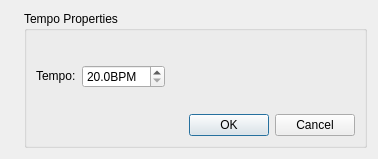
musescore/musescore-old, file mscore/mscore/tempoproperties.ui: the form before one commit.
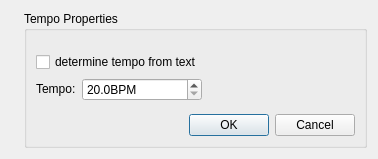
The form after the commit. Icons and pictures are not drawn.

Commit message: determine tempo from text

The edit to the form file:
```diff
--- a/mscore/mscore/tempoproperties.ui
+++ b/mscore/mscore/tempoproperties.ui
@@ -41,33 +41,7 @@
         <bool>false</bool>
        </property>
        <layout class="QGridLayout" name="gridLayout">
-        <item row="0" column="1">
-         <spacer>
-          <property name="orientation">
-           <enum>Qt::Vertical</enum>
-          </property>
-          <property name="sizeHint" stdset="0">
-           <size>
-            <width>20</width>
-            <height>40</height>
-           </size>
-          </property>
-         </spacer>
-        </item>
-        <item row="1" column="0">
-         <widget class="QLabel" name="label">
-          <property name="sizePolicy">
-           <sizepolicy hsizetype="Fixed" vsizetype="Fixed">
-            <horstretch>0</horstretch>
-            <verstretch>0</verstretch>
-           </sizepolicy>
-          </property>
-          <property name="text">
-           <string>Tempo:</string>
-          </property>
-         </widget>
-        </item>
-        <item row="1" column="1">
+        <item row="2" column="1">
          <widget class="QDoubleSpinBox" name="tempo">
           <property name="suffix">
            <string>BPM</string>
@@ -76,14 +50,14 @@
            <number>1</number>
           </property>
           <property name="minimum">
-           <double>20.0</double>
+           <double>20.000000000000000</double>
           </property>
           <property name="maximum">
-           <double>999.0</double>
+           <double>999.000000000000000</double>
           </property>
          </widget>
         </item>
-        <item row="1" column="2">
+        <item row="2" column="2">
          <spacer>
           <property name="orientation">
            <enum>Qt::Horizontal</enum>
@@ -96,20 +70,7 @@
           </property>
          </spacer>
         </item>
-        <item row="2" column="1">
-         <spacer>
-          <property name="orientation">
-           <enum>Qt::Vertical</enum>
-          </property>
-          <property name="sizeHint" stdset="0">
-           <size>
-            <width>20</width>
-            <height>35</height>
-           </size>
-          </property>
-         </spacer>
-        </item>
-        <item row="3" column="0" colspan="3">
+        <item row="4" column="0" colspan="3">
          <widget class="QDialogButtonBox" name="buttonBox">
           <property name="orientation">
            <enum>Qt::Horizontal</enum>
@@ -119,6 +80,58 @@
           </property>
          </widget>
         </item>
+        <item row="3" column="1">
+         <spacer>
+          <property name="orientation">
+           <enum>Qt::Vertical</enum>
+          </property>
+          <property name="sizeHint" stdset="0">
+           <size>
+            <width>20</width>
+            <height>35</height>
+           </size>
+          </property>
+         </spacer>
+        </item>
+        <item row="0" column="1">
+         <spacer>
+          <property name="orientation">
+           <enum>Qt::Vertical</enum>
+          </property>
+          <property name="sizeHint" stdset="0">
+           <size>
+            <width>20</width>
+            <height>40</height>
+           </size>
+          </property>
+         </spacer>
+        </item>
+        <item row="2" column="0">
+         <widget class="QLabel" name="label">
+          <property name="sizePolicy">
+           <sizepolicy hsizetype="Fixed" vsizetype="Fixed">
+            <horstretch>0</horstretch>
+            <verstretch>0</verstretch>
+           </sizepolicy>
+          </property>
+          <property name="text">
+           <string>Tempo:</string>
+          </property>
+         </widget>
+        </item>
+        <item row="1" column="0" colspan="2">
+         <widget class="QCheckBox" name="followText">
+          <property name="sizePolicy">
+           <sizepolicy hsizetype="Preferred" vsizetype="Fixed">
+            <horstretch>0</horstretch>
+            <verstretch>0</verstretch>
+           </sizepolicy>
+          </property>
+          <property name="text">
+           <string>determine tempo from text</string>
+          </property>
+         </widget>
+        </item>
        </layout>
       </widget>
      </item>
```
The commit also changes 6 other files.
